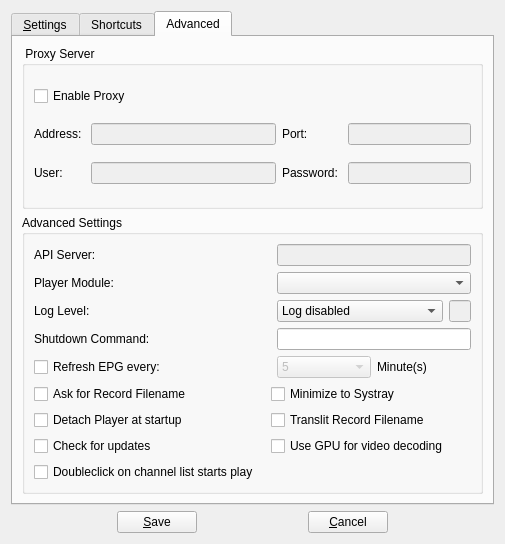
This is branches/kartina.tv/forms/csettingsdlg.ui in code-google-com/vlc-record as Qt 5 draws it before an edit. The edited form follows.
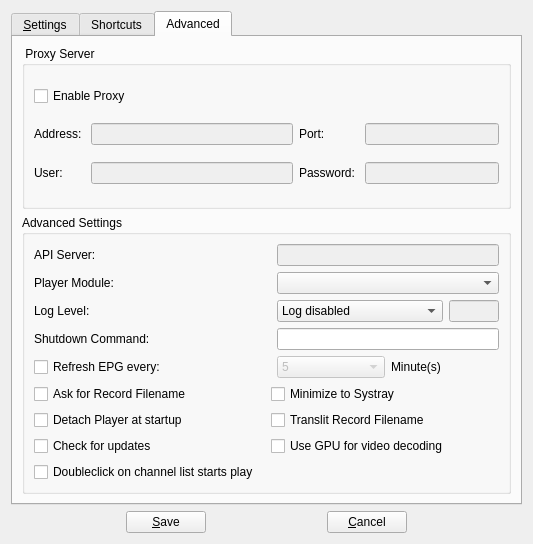
This is the edited form. The open tabs and pages were chosen to show the change. Icons and pictures are not drawn. Custom widgets are drawn as their Qt base class.

Diff of the .ui file:
```diff
--- a/branches/kartina.tv/forms/csettingsdlg.ui
+++ b/branches/kartina.tv/forms/csettingsdlg.ui
@@ -6,7 +6,7 @@
    <rect>
     <x>0</x>
     <y>0</y>
-    <width>452</width>
+    <width>482</width>
     <height>544</height>
    </rect>
   </property>
@@ -659,6 +659,12 @@
               <property name="enabled">
                <bool>false</bool>
               </property>
+              <property name="minimumSize">
+               <size>
+                <width>50</width>
+                <height>0</height>
+               </size>
+              </property>
              </widget>
             </item>
            </layout>
```
